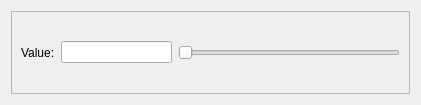
The window that gammacorrection.ui (alephshahor/Pinzo) describes before a commit, drawn with Qt 5.
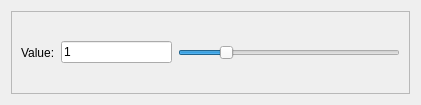
The same window after the commit.

What changed in the file:
```diff
--- a/gammacorrection.ui
+++ b/gammacorrection.ui
@@ -31,7 +31,11 @@
        </widget>
       </item>
       <item>
-       <widget class="QLineEdit" name="valueText"/>
+       <widget class="QLineEdit" name="valueText">
+        <property name="text">
+         <string>1</string>
+        </property>
+       </widget>
       </item>
       <item>
        <widget class="QSlider" name="valueSlider">
@@ -41,6 +45,9 @@
         <property name="pageStep">
          <number>10</number>
         </property>
+        <property name="value">
+         <number>10</number>
+        </property>
         <property name="orientation">
          <enum>Qt::Horizontal</enum>
         </property>
```
